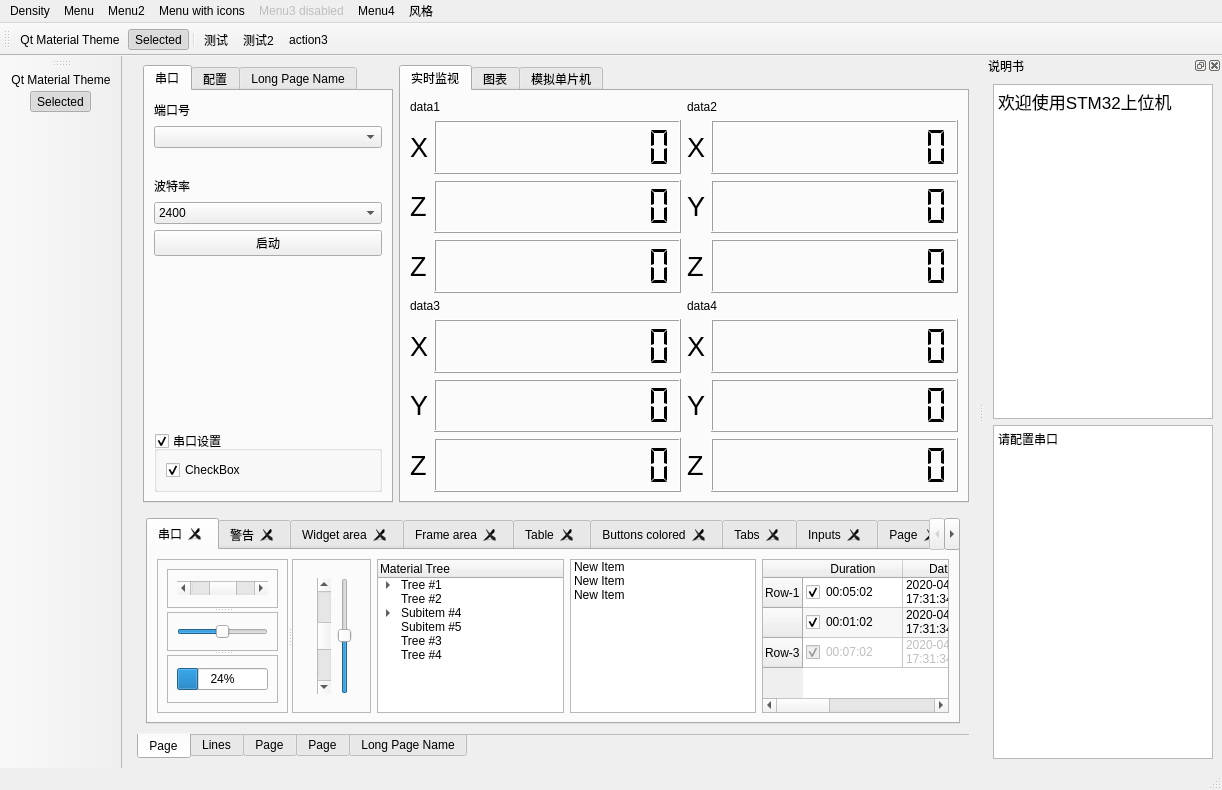
The window that main_window.ui (Robyve/blade_monitor) describes before a commit, drawn with Qt 5.
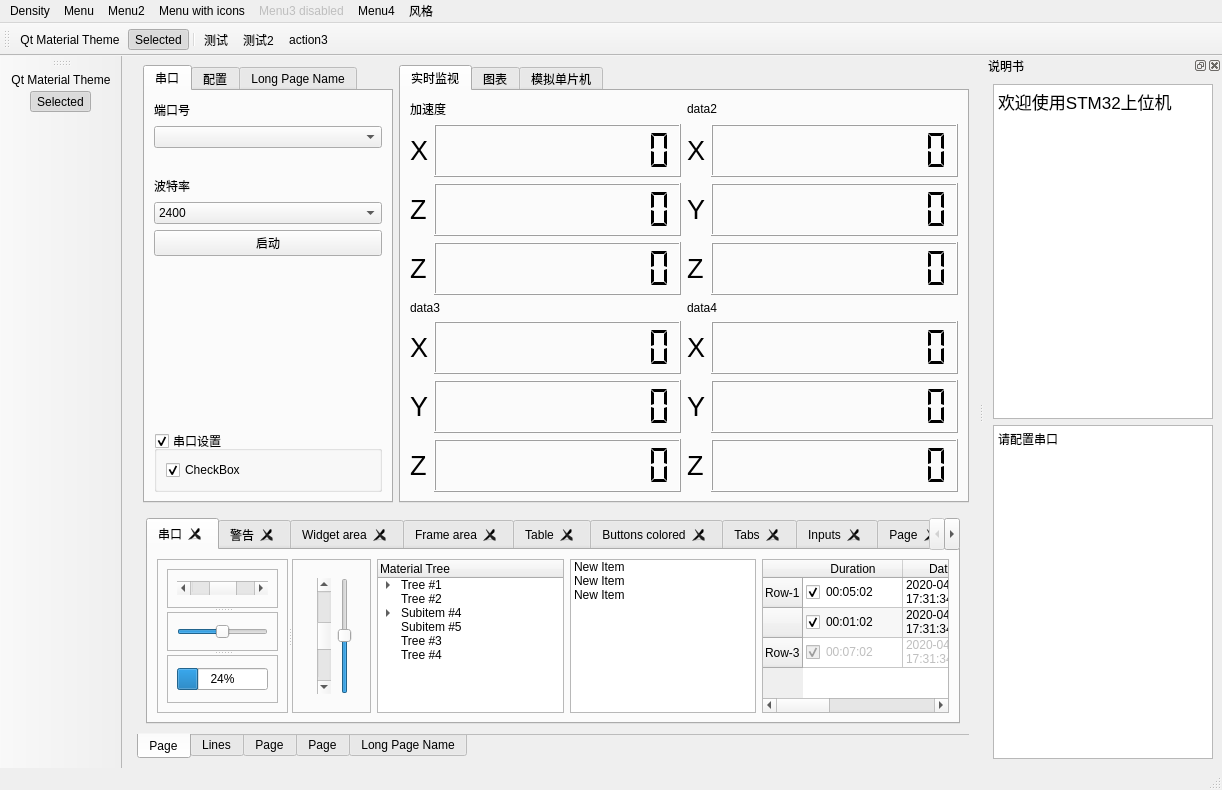
The same window after the commit. The open tabs and pages were chosen to show the change. Icons and pictures are not drawn.

The edit to the form file:
```diff
--- a/main_window.ui
+++ b/main_window.ui
@@ -1379,7 +1379,7 @@
           <item row="0" column="0">
            <widget class="QLabel" name="data1_label">
             <property name="text">
-             <string>data1</string>
+             <string>加速度</string>
             </property>
            </widget>
           </item>
```
Left out of the diff: 2 changed lines with no effect on the pictures.
